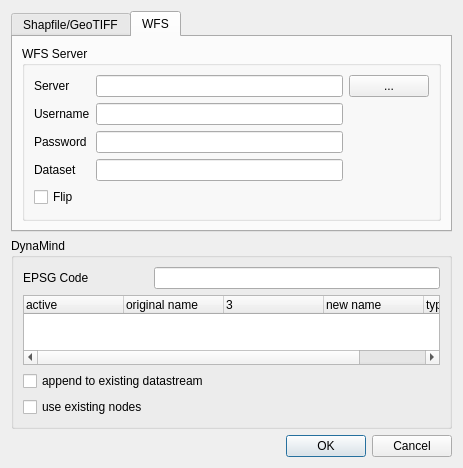
Above: src/DynaMind-BasicModules/guiimport.ui from iut-ibk/DynaMind-ToolBox before the change. Below: the same form after it.
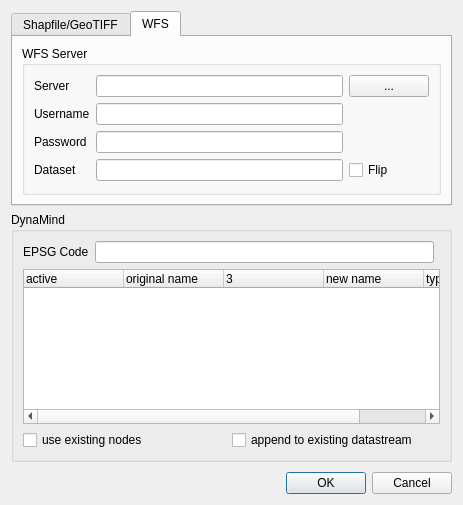
That is the form after the change. The open tabs and pages were chosen to show the change.

Patch:
```diff
--- a/src/DynaMind-BasicModules/guiimport.ui
+++ b/src/DynaMind-BasicModules/guiimport.ui
@@ -7,7 +7,7 @@
     <x>0</x>
     <y>0</y>
     <width>463</width>
-    <height>467</height>
+    <height>505</height>
    </rect>
   </property>
   <property name="windowTitle">
@@ -150,7 +150,7 @@
           <item row="3" column="1">
            <widget class="QLineEdit" name="lineEdit_wfs_dataset"/>
           </item>
-          <item row="4" column="0">
+          <item row="3" column="2">
            <widget class="QCheckBox" name="checkBox_flip">
             <property name="text">
              <string>Flip</string>
@@ -170,31 +170,21 @@
       <string>DynaMind</string>
      </property>
      <layout class="QGridLayout" name="gridLayout_3">
-      <item row="3" column="0">
-       <widget class="QLabel" name="label_7">
-        <property name="text">
-         <string>EPSG Code</string>
-        </property>
-       </widget>
+      <item row="4" column="0">
+       <layout class="QHBoxLayout" name="horizontalLayout_5">
+        <item>
+         <widget class="QLabel" name="label_7">
+          <property name="text">
+           <string>EPSG Code</string>
+          </property>
+         </widget>
+        </item>
+        <item>
+         <widget class="QLineEdit" name="lineEdit_epsgCode"/>
+        </item>
+       </layout>
       </item>
-      <item row="3" column="1">
-       <widget class="QLineEdit" name="lineEdit_epsgCode"/>
-      </item>
-      <item row="5" column="0" colspan="2">
-       <widget class="QCheckBox" name="checkBox_append_existing">
-        <property name="text">
-         <string>append to existing datastream</string>
-        </property>
-       </widget>
-      </item>
-      <item row="6" column="0">
-       <widget class="QCheckBox" name="checkBox_linkWithExistingView">
-        <property name="text">
-         <string>use existing nodes</string>
-        </property>
-       </widget>
-      </item>
-      <item row="4" column="0" colspan="2">
+      <item row="8" column="0" colspan="2">
        <widget class="QTreeWidget" name="viewTree">
         <property name="headerHidden">
          <bool>false</bool>
@@ -232,6 +222,24 @@
         </column>
        </widget>
       </item>
+      <item row="11" column="0">
+       <layout class="QHBoxLayout" name="horizontalLayout_4">
+        <item>
+         <widget class="QCheckBox" name="checkBox_linkWithExistingView">
+          <property name="text">
+           <string>use existing nodes</string>
+          </property>
+         </widget>
+        </item>
+        <item>
+         <widget class="QCheckBox" name="checkBox_append_existing">
+          <property name="text">
+           <string>append to existing datastream</string>
+          </property>
+         </widget>
+        </item>
+       </layout>
+      </item>
      </layout>
     </widget>
    </item>
```
Left out of the diff: 28 changed lines with no effect on the pictures.
